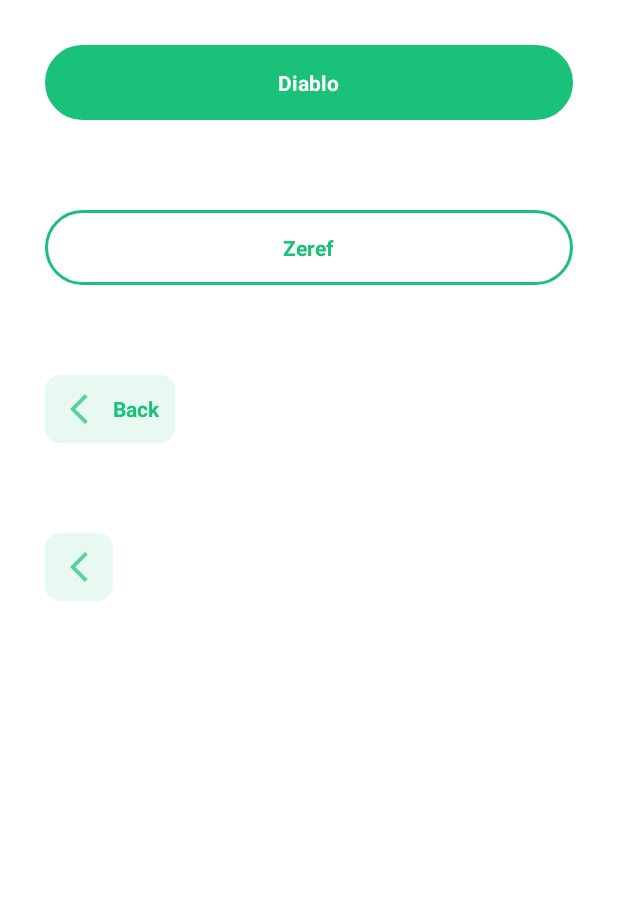
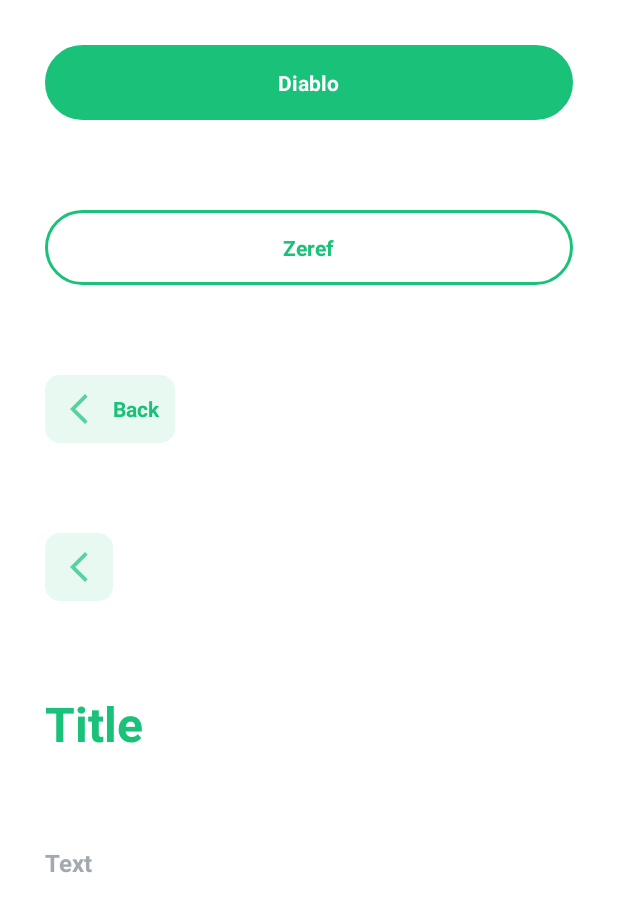
Before and after one commit to b1amage/grocery-app, an Android app: the screen it shows after launch (Preview), on a phone screen of 412 x 824 dp. Shown: the top 912 px of the screen. Run offline under Robolectric (Android 15) with nearby library versions, the light colour scheme and no system bars.

Commit message:
feat: text, title UI

```diff
--- a/app/src/main/java/com/example/myapplication/Preview.java
+++ b/app/src/main/java/com/example/myapplication/Preview.java
@@ -2,17 +2,22 @@ package com.example.myapplication;
 
 import androidx.appcompat.app.AppCompatActivity;
 
+import android.graphics.Color;
 import android.os.Bundle;
 import android.view.View;
 import android.widget.Toast;
 
 import com.example.myapplication.utilities.Button;
+import com.example.myapplication.utilities.Text;
 
 public class Preview extends AppCompatActivity {
     private Button activeButton = new Button(R.id.active_button, this);
     private Button inactiveButton = new Button(R.id.inactive_button, this);
     private Button navButton = new Button(R.id.navbar_button, this);
     private Button iconButton = new Button(R.id.icon_button, this);
+
+    private Text title = new Text(R.id.title, this);
+    private Text text = new Text(R.id.text, this);
 
     @Override
     protected void onCreate(Bundle savedInstanceState) {
@@ -28,6 +33,8 @@ public class Preview extends AppCompatActivity {
         navButton.createNavbarButton(R.drawable.ic_back, "Back", navButtonClick());
         iconButton.createButton(R.drawable.ic_back, buttonClick());
 
+        title.createTitle(32, "Title", R.color.primary_100);
+        text.createText(16, "Text", R.color.tertiary_gray);
     }
 
     // onClick function for active button
--- a/app/src/main/java/com/example/myapplication/utilities/Button.java
+++ b/app/src/main/java/com/example/myapplication/utilities/Button.java
@@ -7,7 +7,6 @@ import android.view.View;
 import android.widget.ImageView;
 import android.widget.LinearLayout;
 import android.widget.TextView;
-import android.widget.Toast;
 
 import androidx.core.content.ContextCompat;
 
--- /dev/null
+++ b/app/src/main/java/com/example/myapplication/utilities/Text.java
@@ -0,0 +1,36 @@
+package com.example.myapplication.utilities;
+
+import android.app.Activity;
+import android.graphics.Typeface;
+import android.widget.TextView;
+
+public class Text {
+    private int textId;
+    private Activity activity;
+    private TextView text;
+
+    public Text(int textId, Activity activity) {
+        this.textId = textId;
+        this.activity = activity;
+    }
+
+    private void getTextElement(){
+        this.text = this.activity.findViewById(textId);
+    }
+
+    public void createTitle(int size, String title, int textColor){
+        getTextElement();
+
+        text.setText(title);
+        text.setTextColor(text.getResources().getColor(textColor));
+        text.setTextSize(size);
+    }
+
+    public void createText(int size, String title, int textColor){
+        getTextElement();
+        text.setTypeface(text.getTypeface(), Typeface.NORMAL);
+        text.setText(title);
+        text.setTextColor(text.getResources().getColor(textColor));
+        text.setTextSize(size);
+    }
+}
--- a/app/src/main/res/layout/activity_preview.xml
+++ b/app/src/main/res/layout/activity_preview.xml
@@ -1,15 +1,23 @@
 <?xml version="1.0" encoding="utf-8"?>
-<LinearLayout xmlns:android="http://schemas.android.com/apk/res/android"
+<ScrollView xmlns:android="http://schemas.android.com/apk/res/android"
     xmlns:app="http://schemas.android.com/apk/res-auto"
     xmlns:tools="http://schemas.android.com/tools"
     android:layout_width="match_parent"
     android:layout_height="match_parent"
     tools:context=".Preview"
-    android:orientation="vertical">
+    >
 
-    <include layout="@layout/button" android:id="@+id/active_button" android:layout_width="match_parent" android:layout_height="wrap_content" android:layout_margin="30dp" />
-    <include layout="@layout/button" android:id="@+id/inactive_button" android:layout_width="match_parent" android:layout_height="wrap_content" android:layout_margin="30dp" />
-    <include layout="@layout/button" android:id="@+id/navbar_button" android:layout_width="wrap_content" android:layout_height="wrap_content" android:layout_margin="30dp"  />
-    <include layout="@layout/button" android:id="@+id/icon_button" android:layout_width="wrap_content" android:layout_height="wrap_content" android:layout_margin="30dp" />
+    <LinearLayout
+        android:layout_width="match_parent"
+        android:layout_height="wrap_content"
+        android:orientation="vertical">
+        <include layout="@layout/button" android:id="@+id/active_button" android:layout_width="match_parent" android:layout_height="wrap_content" android:layout_margin="30dp" />
+        <include layout="@layout/button" android:id="@+id/inactive_button" android:layout_width="match_parent" android:layout_height="wrap_content" android:layout_margin="30dp" />
+        <include layout="@layout/button" android:id="@+id/navbar_button" android:layout_width="wrap_content" android:layout_height="wrap_content" android:layout_margin="30dp"  />
+        <include layout="@layout/button" android:id="@+id/icon_button" android:layout_width="wrap_content" android:layout_height="wrap_content" android:layout_margin="30dp" />
 
-</LinearLayout>
+        <include layout="@layout/text" android:id="@+id/title" android:layout_width="match_parent" android:layout_height="wrap_content" android:layout_margin="30dp"/>
+        <include layout="@layout/text" android:id="@+id/text" android:layout_width="match_parent" android:layout_height="wrap_content" android:layout_margin="30dp"/>
+    </LinearLayout>
+
+</ScrollView>
--- /dev/null
+++ b/app/src/main/res/layout/text.xml
@@ -0,0 +1,11 @@
+<?xml version="1.0" encoding="utf-8"?>
+<TextView xmlns:android="http://schemas.android.com/apk/res/android"
+    android:layout_width="match_parent"
+    android:layout_height="wrap_content"
+    android:text="Text"
+    android:textSize="16dp"
+    android:textStyle="bold"
+    android:textColor="@color/black"
+    >
+
+</TextView>
--- a/app/src/main/res/values/colors.xml
+++ b/app/src/main/res/values/colors.xml
@@ -12,4 +12,5 @@
     <color name="primary_10">#E8F9F2</color>
     <color name="secondary">#FFB800</color>
     <color name="tertiary_dark">#FF03DAC5</color>
+    <color name="tertiary_gray">#A3A9AF</color>
 </resources>
```
